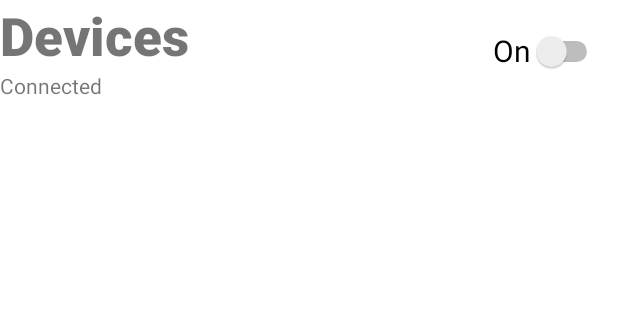
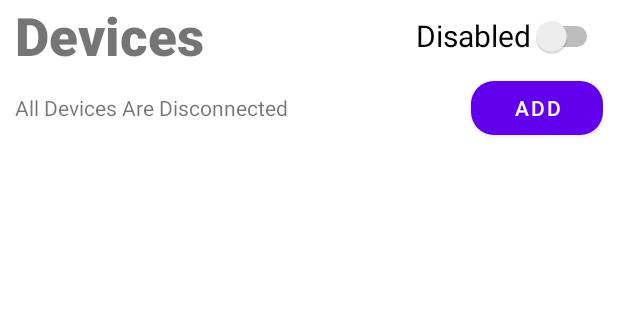
Before and after one commit to nicoVascon/HomeCoffee, an Android app: the screen it shows after launch (MainActivity), in the side drawer, after a tap on "Devices", on a phone screen of 412 x 824 dp, the part 84-404 px from its top. Run offline under Robolectric (Android 15) with nearby library versions, the phone set to English and light mode, and no system bars; our stand-ins replace navigation-ui; Roboto replaces fonts that are not available here.

Commit message:
Initial Commit AddFragment and DevicesFragment update!!!

```diff
--- a/app/src/main/java/ipleiria/pdm/homecoffee/Device.java
+++ b/app/src/main/java/ipleiria/pdm/homecoffee/Device.java
@@ -6,14 +6,13 @@ public class Device implements Serializable, Comparable<Device> {
     private int numero;
     private String name;
     private boolean connectionState;
+    private boolean connectionStateSaved;
     private DeviceType type;
-    private String pathPhoto;
 
-    public Device(int numero, String nome, DeviceType type, String pathPhoto) {
+    public Device(int numero, String nome, DeviceType type) {
         this.numero = numero;
         this.name = nome;
         this.type = type;
-        this.pathPhoto = pathPhoto;
     }
 
     public int getNumero() {
@@ -40,20 +39,20 @@ public class Device implements Serializable, Comparable<Device> {
         this.connectionState = connectionState;
     }
 
+    public boolean isConnectionStateSaved() {
+        return connectionStateSaved;
+    }
+
+    public void setConnectionStateSaved(boolean connectionStateSaved) {
+        this.connectionStateSaved = connectionStateSaved;
+    }
+
     public DeviceType getType() {
         return type;
     }
 
     public void setType(DeviceType type) {
         this.type = type;
-    }
-
-    public String getPathPhoto() {
-        return pathPhoto;
-    }
-
-    public void setPathPhoto(String pathPhoto) {
-        this.pathPhoto = pathPhoto;
     }
 
     @Override
--- a/app/src/main/java/ipleiria/pdm/homecoffee/DeviceType.java
+++ b/app/src/main/java/ipleiria/pdm/homecoffee/DeviceType.java
@@ -1,4 +1,6 @@
 package ipleiria.pdm.homecoffee;
+
+import java.util.ArrayList;
 
 public enum DeviceType {
     HUMIDITY,
--- a/app/src/main/java/ipleiria/pdm/homecoffee/HouseManager.java
+++ b/app/src/main/java/ipleiria/pdm/homecoffee/HouseManager.java
@@ -10,12 +10,17 @@ import java.io.IOException;
 import java.io.ObjectInputStream;
 import java.io.ObjectOutputStream;
 import java.io.Serializable;
+import java.sql.Struct;
 import java.util.ArrayList;
 import java.util.Collections;
+
+import ipleiria.pdm.homecoffee.ui.Devices.DevicesFragment;
 
 public class HouseManager implements Serializable {
     private ArrayList<Room> rooms;
     private ArrayList<Device> devices;
+
+    static final long serialVersionUID = 2L;
 
     // ------------------------------------- Devices -------------------------------------
     public void addDevice(Device device) {
@@ -46,17 +51,42 @@ public class HouseManager implements Serializable {
         return result;
     }
 
+    public void saveDeviceConnectionState(){
+        for (Device device : devices){
+            device.setConnectionStateSaved(device.isConnectionState());
+        }
+    }
+
+    public void recoverSavedDeviceConnectionState(){
+        for (Device device : devices){
+            device.setConnectionState(device.isConnectionStateSaved());
+        }
+    }
+
+    public int numberOfDevicesConnect(){
+        int devicesConnected = 0;
+        for (Device device : devices){
+            if (device.isConnectionState()){
+                devicesConnected ++;
+            }
+        }
+        return devicesConnected;
+    }
+
+    public void changeDevicesConnectionState(boolean connectionState){
+        if (devices != null){
+            for (Device device : devices){
+                device.setConnectionState(connectionState);
+            }
+        }
+    }
+
     public void addInitialDevices() {
-        Device dev1 = new Device(125, "Sensor de Humidade", DeviceType.HUMIDITY,
-                "imgs/humiditySensor.jpg");
-        Device dev2 = new Device(456, "Sensor de Temperatura", DeviceType.TEMPERATURE,
-                "imgs/temperatureSensor.jpg");
-        Device dev3 = new Device(789, "Sensor de Luminosidade", DeviceType.LIGHT,
-                "imgs/lightSensor.jpg");
-        Device dev4 = new Device(852, "Sensor de   Pressão", DeviceType.PRESSURE,
-                "imgs/pressureSensor.jpg");
-        Device dev5 = new Device(159, "Sensor de Aceleração", DeviceType.ACCELERATION,
-                "imgs/pressureSensor.jpg");
+        Device dev1 = new Device(125, "Sensor de Humidade", DeviceType.HUMIDITY);
+        Device dev2 = new Device(456, "Sensor de Temperatura", DeviceType.TEMPERATURE);
+        Device dev3 = new Device(789, "Sensor de Luminosidade", DeviceType.LIGHT);
+        Device dev4 = new Device(852, "Sensor de   Pressão", DeviceType.PRESSURE);
+        Device dev5 = new Device(159, "Sensor de Aceleração", DeviceType.ACCELERATION);
         addDevice(dev1);
         addDevice(dev2);
         addDevice(dev3);
@@ -129,34 +159,46 @@ public class HouseManager implements Serializable {
         }
         return str.toString();
     }
-    public void gravarFicheiro(Context context) {
+    public static void gravarFicheiro(Context context) {
         try {
             FileOutputStream fileOutputStream =
-                    context.openFileOutput("rooms.bin", Context.MODE_PRIVATE);
+                    context.openFileOutput("houseManager.bin", Context.MODE_PRIVATE);
             ObjectOutputStream objectOutputStream = new
                     ObjectOutputStream(fileOutputStream);
-            objectOutputStream.writeObject(rooms);
+            objectOutputStream.writeObject(INSTANCE);
+            objectOutputStream.writeObject(new Boolean(DevicesFragment.isDevicesEnable()));
             objectOutputStream.close();
             fileOutputStream.close();
         } catch (IOException e) {
-            Toast.makeText(context, "Could not write GestorContactos to internal storage.", Toast.LENGTH_LONG).show();
+            Toast.makeText(context, "Could not write HouseManager to internal storage.", Toast.LENGTH_LONG).show();
         }
     }
-    public void lerFicheiro(Context context) {
+    public static void lerFicheiro(Context context) {
+        boolean error = false;
         try {
             FileInputStream fileInputStream =
-                    context.openFileInput("contactos.bin");
+                    context.openFileInput("houseManager.bin");
             ObjectInputStream objectInputStream = new ObjectInputStream(fileInputStream);
-            rooms = (ArrayList<Room>) objectInputStream.readObject();
+            INSTANCE = (HouseManager) objectInputStream.readObject();
+            Boolean DevicesEnable = (Boolean) objectInputStream.readObject();
+            DevicesFragment.setDevicesEnable(DevicesEnable);
             objectInputStream.close();
             fileInputStream.close();
         } catch (FileNotFoundException e) {
-            Toast.makeText(context, "Could not read GestorContactos from internal storage.", Toast.LENGTH_LONG).show();
+            Toast.makeText(context, "Could not read HouseManager from internal storage.", Toast.LENGTH_LONG).show();
+            error = true;
         } catch (IOException e) {
-            Toast.makeText(context, "Error reading GestorContactos from internal storage.", Toast.LENGTH_LONG).show();
+            Toast.makeText(context, "Error reading HouseManager from internal storage.", Toast.LENGTH_LONG).show();
+            error = true;
+        } catch (ClassNotFoundException e) {
+            Toast.makeText(context, "Error reading HouseManager from internal storage.", Toast.LENGTH_LONG).show();
+            error = true;
+        }
 
-        } catch (ClassNotFoundException e) {
-            Toast.makeText(context, "Error reading GestorContactos from internal storage.", Toast.LENGTH_LONG).show();
+        if (error){
+            INSTANCE = HouseManager.getInstance();
+            INSTANCE.adicionarDadosIniciais();
+            INSTANCE.addInitialDevices();
         }
     }
 }
--- a/app/src/main/java/ipleiria/pdm/homecoffee/MainActivity.java
+++ b/app/src/main/java/ipleiria/pdm/homecoffee/MainActivity.java
@@ -88,8 +88,8 @@ public class MainActivity extends AppCompatActivity implements
 //        NavigationUI.setupWithNavController(navigationView, navController);
 
         if (savedInstanceState == null) {
+            HouseManager.lerFicheiro(this);
             houseManager = HouseManager.getInstance();
-            houseManager.lerFicheiro(this);
             //houseManager.setrImage(android.R.drawable.btn_star_big_on);
             AppCompatDelegate.setDefaultNightMode(AppCompatDelegate.
                     MODE_NIGHT_NO);
@@ -98,10 +98,6 @@ public class MainActivity extends AppCompatActivity implements
             houseManager = (HouseManager)
                     savedInstanceState.getSerializable("contactos");
         }
-
-
-        HouseManager.getInstance().adicionarDadosIniciais();
-        HouseManager.getInstance().addInitialDevices();
 
     }
 /*
@@ -206,7 +202,7 @@ public class MainActivity extends AppCompatActivity implements
                 || super.onSupportNavigateUp();
     }
 
-
-
-
+    public Fragment getF() {
+        return f;
+    }
 }
--- a/app/src/main/java/ipleiria/pdm/homecoffee/adapter/RecycleDevicesAdapter.java
+++ b/app/src/main/java/ipleiria/pdm/homecoffee/adapter/RecycleDevicesAdapter.java
@@ -6,11 +6,13 @@ import android.graphics.BitmapFactory;
 import android.view.LayoutInflater;
 import android.view.View;
 import android.view.ViewGroup;
+import android.widget.CompoundButton;
 import android.widget.ImageView;
 import android.widget.Switch;
 import android.widget.TextView;
 
 import androidx.annotation.NonNull;
+import androidx.fragment.app.Fragment;
 import androidx.recyclerview.widget.RecyclerView;
 
 import java.io.File;
@@ -18,18 +20,22 @@ import java.io.FileInputStream;
 
 import ipleiria.pdm.homecoffee.Device;
 import ipleiria.pdm.homecoffee.HouseManager;
+import ipleiria.pdm.homecoffee.MainActivity;
 import ipleiria.pdm.homecoffee.R;
 import ipleiria.pdm.homecoffee.Room;
+import ipleiria.pdm.homecoffee.ui.Devices.DevicesFragment;
 
 public class RecycleDevicesAdapter extends RecyclerView.Adapter<RecycleDevicesAdapter.DevicesHolder> {
     private HouseManager gestorContactos;
     private Context context;
     private LayoutInflater mInflater;
+    DevicesFragment devicesFragment;
 
-    public RecycleDevicesAdapter(Context context){
+    public RecycleDevicesAdapter(Context context, DevicesFragment devicesFragment){
         mInflater = LayoutInflater.from(context);
         this.gestorContactos = HouseManager.getInstance();
         this.context=context;
+        this.devicesFragment = devicesFragment;
     }
 
     public RecycleDevicesAdapter.DevicesHolder onCreateViewHolder(@NonNull ViewGroup parent, int
@@ -55,20 +61,46 @@ public class RecycleDevicesAdapter extends RecyclerView.Adapter<RecycleDevicesAd
             switchDev = itemView.findViewById(R.id.switch_device);
             imgPhoto= itemView.findViewById(R.id.imageViewDevicePhoto);
             this.dAdapter = adapter;
+
+
+            switchDev.setOnCheckedChangeListener(new CompoundButton.OnCheckedChangeListener() {
+                @Override
+                public void onCheckedChanged(CompoundButton buttonView, boolean isChecked) {
+                    Device itemDevice = getDevice();
+
+                    itemDevice.setConnectionState(isChecked);
+
+                    if (DevicesFragment.isDevicesEnable()){
+                        devicesFragment.updateDevicesConnectionState();
+//                        dAdapter.notifyDataSetChanged();
+                    }
+                    txtConnectionState.setText(isChecked ? R.string.txt_connectionStateConnected : R.string.txt_connectionStateDisconected);
+                    buttonView.setText(isChecked ? R.string.btn_OnDevices : R.string.btn_OffDevices);
+                }
+            });
+        }
+
+        public Device getDevice(){
+            return gestorContactos.getDevice(this.getLayoutPosition());
         }
     }
+
+
 
     @Override
     public void onBindViewHolder(@NonNull RecycleDevicesAdapter.DevicesHolder holder, int position) {
         Device devCurrent = gestorContactos.getDevices().get(position);
         holder.txtDevName.setText(devCurrent.getName());
+        if (!DevicesFragment.isDevicesEnable()){
+            devCurrent.setConnectionState(false);
+            holder.switchDev.setEnabled(false);
+        } else{
+            holder.switchDev.setEnabled(true);
+        }
         holder.txtConnectionState.setText(devCurrent.isConnectionState() ? R.string.txt_connectionStateConnected : R.string.txt_connectionStateDisconected);
         holder.switchDev.setChecked(devCurrent.isConnectionState());
+        holder.switchDev.setText(devCurrent.isConnectionState() ? R.string.btn_OnDevices : R.string.btn_OffDevices);
         holder.txtNumDev.setText(Integer.toString(devCurrent.getNumero()));
-        if (devCurrent.getPathPhoto().trim().isEmpty()) {
-            holder.imgPhoto.setImageResource(R.drawable.ic_bedroom_default);
-        } else {
-            try {
         switch (devCurrent.getType()){
             case HUMIDITY:
                 holder.imgPhoto.setImageResource(R.drawable.humiditysensor);
@@ -84,10 +116,7 @@ public class RecycleDevicesAdapter extends RecyclerView.Adapter<RecycleDevicesAd
                 break;
             case PRESSURE:
                 holder.imgPhoto.setImageResource(R.drawable.preassuresensor);
-                }
-            } catch (Exception e) {
-                holder.imgPhoto.setImageResource(R.drawable.ic_bedroom_default);
-            }
+                break;
         }
         holder.itemView.setLongClickable(true);
         holder.itemView.setClickable(true);
@@ -96,4 +125,8 @@ public class RecycleDevicesAdapter extends RecyclerView.Adapter<RecycleDevicesAd
     public int getItemCount() {
         return gestorContactos.getDevices().size();
     }
+
+    public Context getContext() {
+        return context;
     }
+}
--- a/app/src/main/java/ipleiria/pdm/homecoffee/ui/Devices/DevicesFragment.java
+++ b/app/src/main/java/ipleiria/pdm/homecoffee/ui/Devices/DevicesFragment.java
@@ -2,33 +2,33 @@ package ipleiria.pdm.homecoffee.ui.Devices;
 
 import android.os.Bundle;
 
-import androidx.annotation.NonNull;
 import androidx.annotation.Nullable;
 import androidx.fragment.app.Fragment;
-import androidx.lifecycle.ViewModelProvider;
-import androidx.recyclerview.widget.GridLayoutManager;
 import androidx.recyclerview.widget.LinearLayoutManager;
 import androidx.recyclerview.widget.RecyclerView;
 
 import android.view.LayoutInflater;
 import android.view.View;
 import android.view.ViewGroup;
+import android.widget.Button;
+import android.widget.CompoundButton;
+import android.widget.Switch;
 import android.widget.TextView;
 
-import com.google.android.material.floatingactionbutton.FloatingActionButton;
-
+import ipleiria.pdm.homecoffee.Device;
 import ipleiria.pdm.homecoffee.HouseManager;
+import ipleiria.pdm.homecoffee.MainActivity;
 import ipleiria.pdm.homecoffee.R;
 import ipleiria.pdm.homecoffee.adapter.RecycleDevicesAdapter;
-import ipleiria.pdm.homecoffee.adapter.RecycleRoomsAdapter;
-import ipleiria.pdm.homecoffee.databinding.FragmentDevicesBinding;
-import ipleiria.pdm.homecoffee.databinding.FragmentGalleryBinding;
-import ipleiria.pdm.homecoffee.ui.gallery.GalleryViewModel;
 
 public class DevicesFragment extends Fragment {
-    private HouseManager gestorContactos;
+    private HouseManager houseManager;
     private RecyclerView mRecyclerView;
     private RecycleDevicesAdapter dAdapter;
+    private TextView txtDevConState;
+    private Switch allDevSwitch;
+    private Button addDeviceButton;
+    private static boolean devicesEnable;
 
     @Override
     public View onCreateView(LayoutInflater inflater, @Nullable ViewGroup
@@ -44,11 +44,57 @@ public class DevicesFragment extends Fragment {
     @Override
     public void onStart() {
         super.onStart();
+        houseManager = HouseManager.getInstance();
+
         mRecyclerView = getView().findViewById(R.id.recyclerViewDevices);
-        dAdapter = new RecycleDevicesAdapter(this.getActivity());
+        dAdapter = new RecycleDevicesAdapter(this.getActivity(), this);
         mRecyclerView.setAdapter(dAdapter);
         mRecyclerView.setLayoutManager(new LinearLayoutManager(this.getActivity()));
+
+        txtDevConState = getView().findViewById(R.id.textViewDevicesConState);
+        allDevSwitch = getView().findViewById(R.id.switchAllDevState);
+        allDevSwitch.setChecked(devicesEnable);
+        allDevSwitch.setText(devicesEnable ? R.string.btn_enable_dev : R.string.btn_disabled_dev);
+
+        updateDevicesConnectionState();
+
+        allDevSwitch.setOnCheckedChangeListener(new CompoundButton.OnCheckedChangeListener() {
+            @Override
+            public void onCheckedChanged(CompoundButton buttonView, boolean isChecked) {
+                devicesEnable = isChecked;
+                if (isChecked){
+                    houseManager.recoverSavedDeviceConnectionState();
+                }else{
+                    houseManager.saveDeviceConnectionState();
+                }
+
+                dAdapter.notifyDataSetChanged();
+                txtDevConState.setText(isChecked ? R.string.txt_DevicesConnected : R.string.txt_DevicesDisconnected);
+                buttonView.setText(isChecked ? R.string.btn_enable_dev : R.string.btn_disabled_dev);
+            }
+        });
+
+        addDeviceButton = getView().findViewById(R.id.btn_addDevice);
+        addDeviceButton.setOnClickListener(new View.OnClickListener() {
+            @Override
+            public void onClick(View v) {
+                ((MainActivity) dAdapter.getContext()).getSupportFragmentManager().beginTransaction().replace(R.id.fragment_container, new AddDeviceFragment()).commit();
+            }
+        });
+
     }
 
+    public void updateDevicesConnectionState(){
+        int numberOfDevicesConnect = houseManager.numberOfDevicesConnect();
+        txtDevConState.setText(numberOfDevicesConnect > 0 ?
+                numberOfDevicesConnect + getResources().getString(R.string.txt_DevicesConnected)  : getResources().getString(R.string.txt_DevicesDisconnected));
+    }
 
+    public static boolean isDevicesEnable() {
+        return devicesEnable;
+    }
+
+    public static void setDevicesEnable(boolean devicesEnable) {
+        DevicesFragment.devicesEnable = devicesEnable;
+    }
 }
--- a/app/src/main/res/layout/fragment_devices.xml
+++ b/app/src/main/res/layout/fragment_devices.xml
@@ -7,36 +7,56 @@
     android:layout_height="match_parent"
     tools:context=".ui.Devices.DevicesFragment">
 
+    <androidx.constraintlayout.widget.ConstraintLayout
+        android:id="@+id/constraintLayout"
+        android:layout_width="match_parent"
+        android:layout_height="0dp"
+        android:layout_marginStart="10dp"
+        android:layout_marginEnd="10dp"
+        app:layout_constraintEnd_toEndOf="parent"
+        app:layout_constraintStart_toStartOf="parent"
+        app:layout_constraintTop_toTopOf="parent">
+
         <TextView
             android:id="@+id/textView_DevicesTitle"
+            style="@style/Title"
             android:layout_width="wrap_content"
             android:layout_height="wrap_content"
             android:text="@string/txt_DevicesFragTitle"
             app:layout_constraintStart_toStartOf="parent"
-        app:layout_constraintTop_toTopOf="parent"
-        style="@style/Title" />
+            app:layout_constraintTop_toTopOf="parent" />
 
         <TextView
             android:id="@+id/textViewDevicesConState"
             android:layout_width="wrap_content"
             android:layout_height="wrap_content"
             android:text="@string/txt_DevicesConnected"
+            app:layout_constraintBottom_toBottomOf="parent"
             app:layout_constraintStart_toStartOf="parent"
             app:layout_constraintTop_toBottomOf="@+id/textView_DevicesTitle" />
 
         <Switch
-        android:id="@+id/switch1"
+            android:id="@+id/switchAllDevState"
             android:layout_width="wrap_content"
             android:layout_height="wrap_content"
-        android:layout_marginTop="20dp"
-        android:layout_marginEnd="10dp"
             android:minHeight="48dp"
             android:scrollbarSize="4sp"
             android:text="@string/btn_OnDevices"
             android:textSize="20sp"
-        app:layout_constraintBottom_toTopOf="@+id/textViewDevicesConState"
+            app:layout_constraintBottom_toTopOf="@+id/btn_addDevice"
             app:layout_constraintEnd_toEndOf="parent"
             app:layout_constraintTop_toTopOf="parent" />
+
+        <Button
+            android:id="@+id/btn_addDevice"
+            android:layout_width="wrap_content"
+            android:layout_height="wrap_content"
+            android:text="@string/btn_addDevice"
+            app:cornerRadius="15dp"
+            app:layout_constraintBottom_toBottomOf="parent"
+            app:layout_constraintEnd_toEndOf="parent"
+            app:layout_constraintTop_toBottomOf="@+id/switchAllDevState" />
+    </androidx.constraintlayout.widget.ConstraintLayout>
 
     <androidx.recyclerview.widget.RecyclerView
         android:id="@+id/recyclerViewDevices"
@@ -47,6 +67,6 @@
         app:layout_constraintEnd_toEndOf="parent"
         app:layout_constraintHorizontal_bias="0.0"
         app:layout_constraintStart_toStartOf="parent"
-        app:layout_constraintTop_toBottomOf="@+id/textViewDevicesConState" />
+        app:layout_constraintTop_toBottomOf="@+id/constraintLayout" />
     <!---->
 </androidx.constraintlayout.widget.ConstraintLayout>
--- a/app/src/main/res/values/strings.xml
+++ b/app/src/main/res/values/strings.xml
@@ -14,10 +14,15 @@
     <string name="hello_blank_fragment" translatable="false">Hello blank fragment</string>
     <string name="txt_DevicesFragTitle">Devices</string>
     <string name="btn_OnDevices">On</string>
-    <string name="txt_DevicesConnected">Connected</string>
-    <string name="txt_DevicesDisconnected">Disconnected</string>
+    <string name="txt_DevicesConnected">" Devices Connected"</string>
+    <string name="txt_DevicesDisconnected">All Devices Are Disconnected</string>
     <string name="txt_connectionStateConnected">Connected</string>
     <string name="txt_connectionStateDisconected">Disconnected</string>
     <string name="btn_OffDevices">Off</string>
     <string name="menu_devices" translatable="false">Devices</string>
+    <string name="btn_enable_dev">Enabled</string>
+    <string name="btn_disabled_dev">Disabled</string>
+    <string name="btn_addDevice">ADD</string>
+    <string name="spinner_contDescription">Device Type</string>
+    <string name="txt_devChannelAdd">Device Channel</string>
 </resources>
```
Also changed, not shown: app/src/main/java/ipleiria/pdm/homecoffee/ui/Devices/AddDeviceFragment.java (added, +43 -0 lines), app/src/main/res/layout/fragment_add_device.xml (added, +38 -0 lines), 1 other file. Lines whose indentation alone changed are shown as unchanged.
